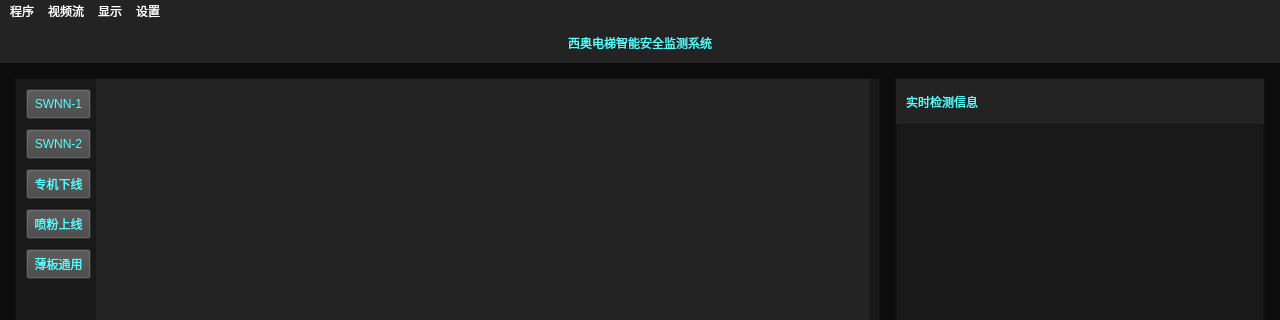
Above: gui/main_window_enhanced.ui from zhenhuic/xio-intrusion-detection before the change; both pictures show x 0 to 1280 and y 0 to 320 of the 1280 by 720 pixel window. Below: the same form after it.
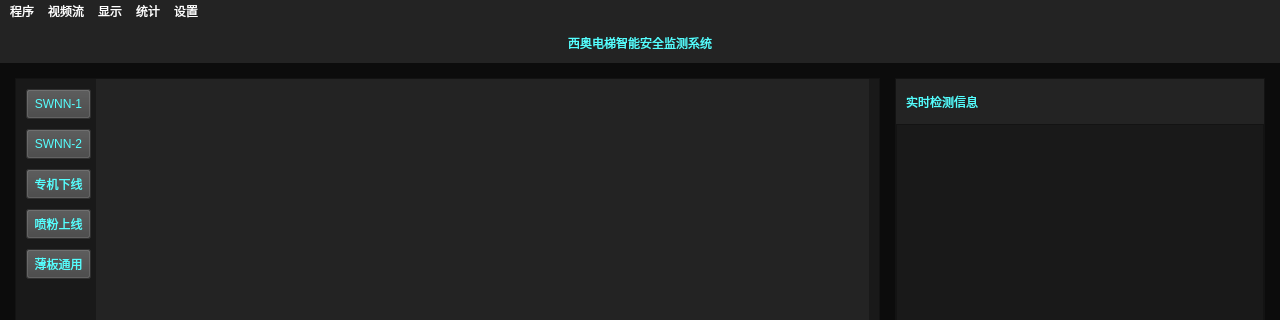
That is the form after the change.

Commit message: 异常情况统计窗口

Diff of the .ui file:
```diff
--- a/gui/main_window_enhanced.ui
+++ b/gui/main_window_enhanced.ui
@@ -533,7 +533,7 @@
     <addaction name="start"/>
     <addaction name="stop"/>
    </widget>
-   <widget class="QMenu" name="view_Menu">
+   <widget class="QMenu" name="viewMenu">
     <property name="title">
      <string>显示</string>
     </property>
@@ -556,9 +556,16 @@
     <addaction name="stream_4"/>
     <addaction name="stream_5"/>
    </widget>
+   <widget class="QMenu" name="statisticsMenu">
+    <property name="title">
+     <string>统计</string>
+    </property>
+    <addaction name="openStatistics"/>
+   </widget>
    <addaction name="processMenu"/>
    <addaction name="streamMenu"/>
-   <addaction name="view_Menu"/>
+   <addaction name="viewMenu"/>
+   <addaction name="statisticsMenu"/>
    <addaction name="setupMenu"/>
   </widget>
   <widget class="QStatusBar" name="statusbar">
```
Left out of the diff: 5 changed lines with no effect on the pictures. The commit also changes 4 other files.
